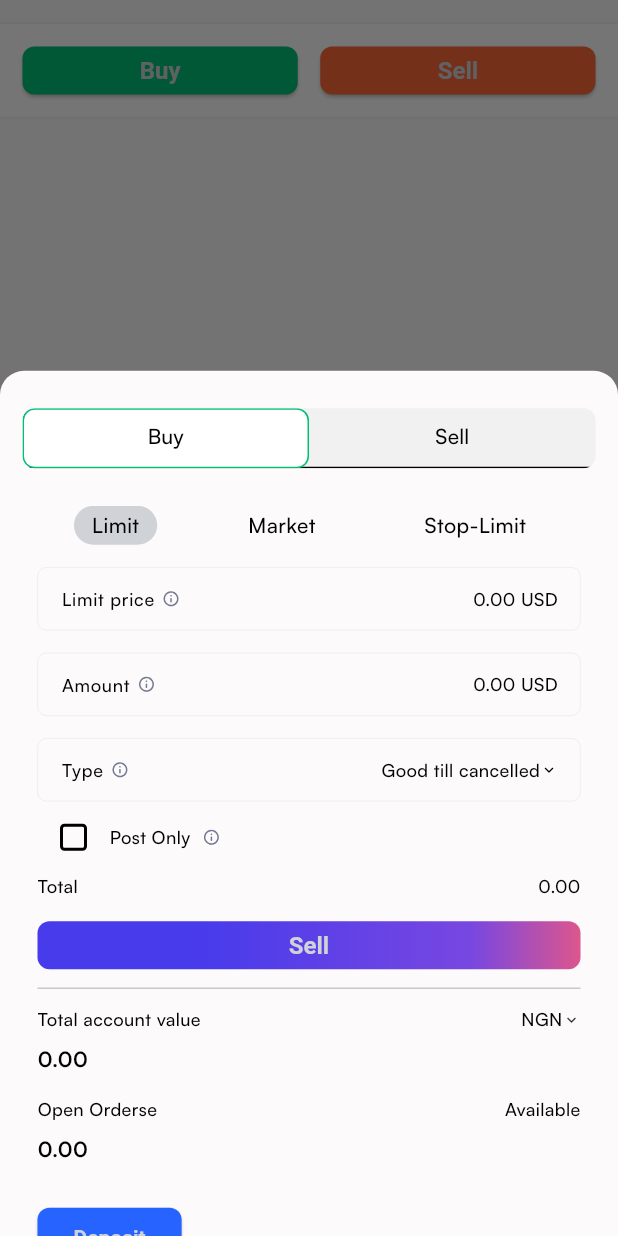
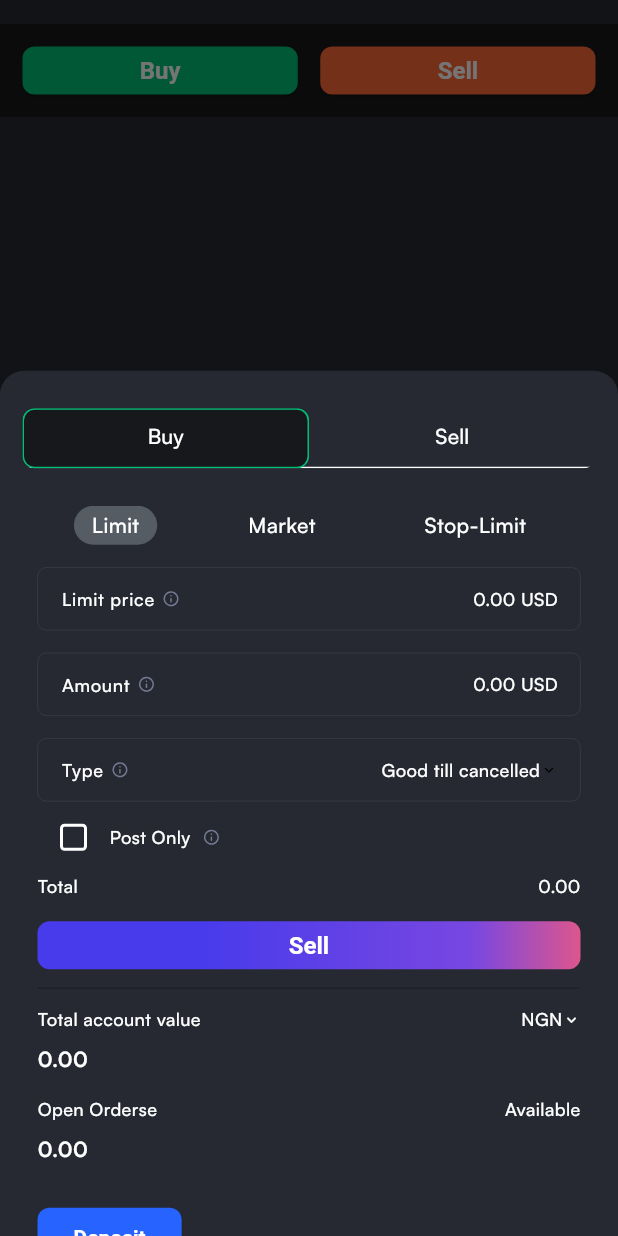
Before and after one commit to Conezi/sisyphus, a Flutter app: the ButtonsCard widget shown alone on an empty page, opened directly, after a tap on "Buy", on a phone screen of 412 x 824 dp. Run offline on Flutter 3.47's test engine with Material 3 defaults, Android fonts, the phone set to English and light mode, and no system bars; our stand-ins replace flutter_svg; missing offline and left inert: candlesticks; network calls fail.

Commit message:
Complete implementation of theme

```diff
--- a/lib/configs/theme_config.dart
+++ b/lib/configs/theme_config.dart
@@ -9,7 +9,7 @@ class ThemeConfig extends BaseViewModel {
   static final _instance = ThemeConfig._();
   static ThemeConfig get instance => _instance;
 
-  ThemeMode _themeMode = ThemeMode.light;
+  ThemeMode _themeMode = ThemeMode.dark;
 
   void setThemeMode(ThemeMode mode) {
     _themeMode = mode;
--- a/lib/res/app_colors.dart
+++ b/lib/res/app_colors.dart
@@ -5,13 +5,14 @@ class AppColors {
   static const Color lightBackgroundColor = Color(0xfffcfafa);
   static const Color lightCanvasColor = Color(0xffF1F1F1);
   static const Color lightDividerColor = Color(0xffF1F1F1);
+  static const Color lightSecondaryColor = Color(0xffCFD3D8);
 
   static const Color darkPrimaryColor = Color(0xff17181B);
   static const Color darkBackgroundColor = Color(0xff262932);
   static const Color darkCanvasColor = Color(0xff20252B);
   static const Color darkDividerColor = Color(0xff262932);
+  static const Color darkSecondaryColor = Color(0xff555C63);
 
-  static const Color secondaryColor = Color(0xffCFD3D8);
   static const Color green = Color(0xff00C076);
   static const Color orange = Color(0xffFF6838);
   static const Color blue = Color(0xff2764FF);
--- a/lib/res/app_theme.dart
+++ b/lib/res/app_theme.dart
@@ -18,8 +18,8 @@ class AppTheme {
       visualDensity: VisualDensity.adaptivePlatformDensity,
       fontFamily: 'Satoshi',
       colorScheme: const ColorScheme.light(
-          secondary: AppColors.secondaryColor,
-          primary: AppColors.secondaryColor,
+          secondary: AppColors.lightSecondaryColor,
+          primary: AppColors.lightSecondaryColor,
           background: AppColors.lightBackgroundColor,
           brightness: Brightness.light),
       checkboxTheme: ThemeData.light().checkboxTheme.copyWith(
@@ -49,8 +49,8 @@ class AppTheme {
       visualDensity: VisualDensity.adaptivePlatformDensity,
       fontFamily: 'Satoshi',
       colorScheme: const ColorScheme.dark(
-          secondary: AppColors.secondaryColor,
-          primary: AppColors.secondaryColor,
+          secondary: AppColors.darkSecondaryColor,
+          primary: AppColors.darkSecondaryColor,
           background: AppColors.darkBackgroundColor,
           brightness: Brightness.dark),
       checkboxTheme: ThemeData.dark().checkboxTheme.copyWith(
--- a/lib/ui/widget/trade_bottom_sheet.dart
+++ b/lib/ui/widget/trade_bottom_sheet.dart
@@ -235,7 +235,10 @@ class _BuyState extends State<Buy> {
               ),
               child: const Text(
                 'Sell',
-                style: TextStyle(fontSize: 16, fontWeight: FontWeight.w700),
+                style: TextStyle(
+                    fontSize: 16,
+                    fontWeight: FontWeight.w700,
+                    color: Colors.white),
               ),
             ),
           ),
@@ -304,7 +307,10 @@ class _BuyState extends State<Buy> {
               ),
               child: const Text(
                 'Deposit',
-                style: TextStyle(fontSize: 14, fontWeight: FontWeight.w700),
+                style: TextStyle(
+                    fontSize: 14,
+                    fontWeight: FontWeight.w700,
+                    color: Colors.white),
               ),
             ),
           ),
--- a/lib/ui/widget/trading_board.dart
+++ b/lib/ui/widget/trading_board.dart
@@ -113,7 +113,10 @@ class ButtonsCard extends StatelessWidget {
                 ),
                 child: const Text(
                   'Buy',
-                  style: TextStyle(fontSize: 16, fontWeight: FontWeight.w700),
+                  style: TextStyle(
+                      fontSize: 16,
+                      fontWeight: FontWeight.w700,
+                      color: Colors.white),
                 ),
               ),
             ),
@@ -131,7 +134,10 @@ class ButtonsCard extends StatelessWidget {
                 ),
                 child: const Text(
                   'Sell',
-                  style: TextStyle(fontSize: 16, fontWeight: FontWeight.w700),
+                  style: TextStyle(
+                      fontSize: 16,
+                      fontWeight: FontWeight.w700,
+                      color: Colors.white),
                 ),
               ),
             )
```
Also changed, not shown: lib/ui/home_screen.dart (+78 -1 lines), lib/ui/widget/summary_card.dart (+6 -5 lines), lib/ui/widget/tickers_modal.dart (+13 -20 lines).
